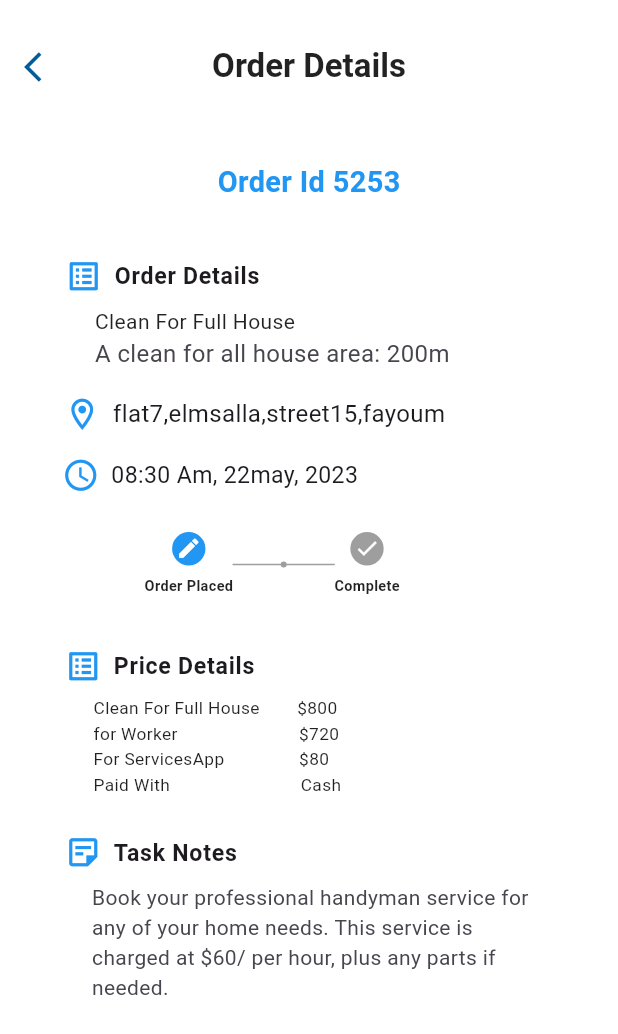
After one commit to abdelrahman-mahmoud-salah/HomeHand, a Flutter app: the OrderDetails screen opened directly, on a phone screen of 412 x 824 dp. The commit adds this screen. Shown: the top 1034 px of the screen. Run offline on Flutter 3.47's test engine with Material 3 defaults, Android fonts, the phone set to English and light mode, and no system bars; our stand-ins replace animate_do, curved_navigation_bar, dio, dots_indicator, flutter_screenutil, freezed_annotation and 4 more; missing offline and left inert: dart:ffi.

Commit message:
orderdetailUI

```diff
--- a/lib/core/routes/Routes_App.dart
+++ b/lib/core/routes/Routes_App.dart
@@ -10,4 +10,5 @@ class RoutesApp {
   static const String workerProfileUserScreen = '/WorkerProfileUserScreen';
   static const String serviceDetails = '/ServiceDetails';
   static const String reviewScreen = '/ReviewScreen';
+  static const String orderDetails = '/OrderDetails';
 }
--- a/lib/core/routes/app_routes.dart
+++ b/lib/core/routes/app_routes.dart
@@ -6,6 +6,7 @@ import 'package:homehand/featuers/Auth/featuers/login/UI/login_view.dart';
 import 'package:homehand/featuers/Auth/featuers/register/UI/register_view.dart';
 import 'package:homehand/featuers/compineed/on_boarging/on_boarding.dart';
 import 'package:homehand/featuers/customer/featuers/home/UI/homepage_screen.dart';
+import 'package:homehand/featuers/customer/featuers/order_details/UI/order_details.dart';
 import 'package:homehand/featuers/customer/featuers/review_screen/UI/review_screen.dart';
 import 'package:homehand/featuers/customer/featuers/service_details/UI/service_details.dart';
 import 'package:homehand/featuers/customer/featuers/workerwhodoservice/UI/category_worker_screen.dart';
@@ -33,6 +34,8 @@ class AppRoutes {
         return BaseRoute(page: const ServiceDetails());
       case RoutesApp.reviewScreen:
         return BaseRoute(page: const ReviewScreen());
+      case RoutesApp.orderDetails:
+        return BaseRoute(page: const OrderDetails());
 
       default:
         return BaseRoute(page: const PageUnderBuildScreen());
--- /dev/null
+++ b/lib/featuers/customer/featuers/order_details/UI/order_details.dart
@@ -0,0 +1,42 @@
+import 'package:flutter/material.dart';
+import 'package:flutter_screenutil/flutter_screenutil.dart';
+import 'package:homehand/core/helper/extinstion.dart';
+import 'package:homehand/core/theming/colors.dart';
+
+
+import 'view/orderDetails_body.dart';
+
+class OrderDetails extends StatefulWidget {
+  const OrderDetails({Key? key}) : super(key: key);
+
+  @override
+  State<OrderDetails> createState() => _OrderDetailsState();
+}
+
+class _OrderDetailsState extends State<OrderDetails> {
+  @override
+  Widget build(BuildContext context) {
+    return Scaffold(
+      backgroundColor: Colors.white,
+      appBar: AppBar(
+        toolbarHeight: 100.h,
+        leading: IconButton(
+          icon: const Icon(
+            Icons.arrow_back_ios,
+            color: ColorsManager.darkBlue,
+          ),
+          onPressed: () {
+            context.pop();
+          },
+        ),
+        title: const Text(
+          'Order Details',
+          style: TextStyle(color: Colors.black87, fontWeight: FontWeight.bold),
+        ),
+        backgroundColor: Colors.white,
+        centerTitle: true,
+      ),
+      body: const OrderDetailsBody(),
+    );
+  }
+}
--- /dev/null
+++ b/lib/featuers/customer/featuers/order_details/UI/view/orderDetails_body.dart
@@ -0,0 +1,188 @@
+import 'package:flutter/material.dart';
+import 'package:flutter_screenutil/flutter_screenutil.dart';
+import 'package:homehand/core/helper/spacing.dart';
+import 'package:homehand/featuers/customer/featuers/order_details/UI/widgets/custom_stepper.dart';
+import 'package:homehand/featuers/customer/featuers/order_details/UI/widgets/worker_buttons.dart';
+
+
+class OrderDetailsBody extends StatefulWidget {
+  const OrderDetailsBody({super.key});
+
+  @override
+  State<OrderDetailsBody> createState() => _OrderDetailsBodyState();
+}
+
+class _OrderDetailsBodyState extends State<OrderDetailsBody> {
+  bool isWorker = false;
+
+
+  @override
+  Widget build(BuildContext context) {
+    return Padding(
+      padding: const EdgeInsets.symmetric(horizontal: 20.0).w,
+      child: ListView(
+        children: <Widget>[
+           Padding(
+            padding: const EdgeInsets.all(20.0).w,
+            child: Center(
+              child: Text(
+                'Order Id 5253',
+                style: TextStyle(
+                    color: Colors.blue,
+                    fontWeight: FontWeight.bold,
+                    fontSize: 20.sp),
+              ),
+            ),
+          ),
+          ListTile(
+            title: Row(
+              children: [
+                const Padding(
+                  padding: EdgeInsets.all(8.0),
+                  child: Icon(
+                    Icons.list_alt,
+                    color: Colors.blue,
+                    size: 25,
+                  ),
+                ),
+                Text(
+                  'Order Details',
+                  style: TextStyle(fontWeight: FontWeight.bold, fontSize: 16.sp),
+                ),
+              ],
+            ),
+            subtitle: const Padding(
+              padding: EdgeInsets.only(left: 28.0),
+              child: Column(
+                mainAxisAlignment: MainAxisAlignment.start,
+                crossAxisAlignment: CrossAxisAlignment.start,
+                children: [
+                  Text(
+                    'Clean For Full House',
+                    style: TextStyle(color: Colors.black87),
+                  ),
+                  Text(
+                    "A clean for all house area: 200m",
+                    style: TextStyle(fontWeight: FontWeight.w400, fontSize: 16),
+                  )
+                ],
+              ),
+            ),
+          ),
+          const Padding(
+            padding: EdgeInsets.only(left: 15.0),
+            child: Row(
+              children: [
+                Padding(
+                  padding: EdgeInsets.all(8.0),
+                  child: Icon(
+                    Icons.location_on_outlined,
+                    color: Colors.blue,
+                    size: 25,
+                  ),
+                ),
+                Text(
+                  'flat7,elmsalla,street15,fayoum',
+                  style: TextStyle(fontWeight: FontWeight.w400, fontSize: 16),
+                ),
+              ],
+            ),
+          ),
+           Padding(
+            padding: EdgeInsets.only(left: 15.0.w),
+            child: Row(
+              children: [
+                Padding(
+                  padding: EdgeInsets.all(8.0.w),
+                  child: const Icon(
+                    Icons.access_time,
+                    color: Colors.blue,
+                    size: 25,
+                  ),
+                ),
+                Text(
+                  '08:30 Am, 22may, 2023',
+                  style: TextStyle(fontWeight: FontWeight.w400, fontSize: 16.sp),
+                ),
+              ],
+            ),
+          ),
+          if (!isWorker)
+             Padding(
+              padding: EdgeInsets.symmetric(horizontal: 80.w, vertical: 20.h),
+              child: const CustomStepper(currentIndex: 0),
+            ),
+           ListTile(
+            title: Row(
+              children: [
+                Padding(
+                  padding: EdgeInsets.all(8.0.w),
+                  child: const Icon(
+                    Icons.list_alt,
+                    color: Colors.blue,
+                    size: 25,
+                  ),
+                ),
+                Text(
+                  'Price Details',
+                  style: TextStyle(fontWeight: FontWeight.bold, fontSize: 16.sp),
+                ),
+              ],
+            ),
+            subtitle: Padding(
+              padding: EdgeInsets.only(left: 28.0.w),
+              child: Column(
+                mainAxisAlignment: MainAxisAlignment.start,
+                crossAxisAlignment: CrossAxisAlignment.start,
+                children: [
+                  Text(
+                    "Clean For Full House        \$800",
+                    style: TextStyle(color: Colors.black87, fontSize: 12.sp),
+                  ),
+                  Text(
+                    "for Worker                          \$720",
+                    style: TextStyle(color: Colors.black87, fontSize: 12.sp),
+                  ),
+                  Text(
+                    "For ServicesApp                \$80",
+                    style: TextStyle(color: Colors.black87, fontSize: 12.sp),
+                  ),
+                  Text(
+                    "Paid With                            Cash",
+                    style: TextStyle(color: Colors.black87, fontSize: 12.sp),
+                  ),
+                ],
+              ),
+            ),
+          ),
+           ListTile(
+            title: Row(
+              children: [
+                Padding(
+                  padding: EdgeInsets.all(8.w),
+                  child: const Icon(
+                    Icons.sticky_note_2_outlined,
+                    color: Colors.blue,
+                    size: 25,
+                  ),
+                ),
+                Text(
+                  'Task Notes',
+                  style: TextStyle(fontWeight: FontWeight.bold, fontSize: 16.sp),
+                ),
+              ],
+            ),
+            subtitle: const Padding(
+              padding: EdgeInsets.only(left: 26.0),
+              child: Text(
+                  'Book your professional handyman service for any of your home needs. This service is charged at \$60/ per hour, plus any parts if needed.'),
+            ),
+          ),
+          verticalSpace(20),
+          if (isWorker)
+            const WorkerButtons(),
+        ],
+      ),
+    );
+  }
+}
--- /dev/null
+++ b/lib/featuers/customer/featuers/order_details/UI/widgets/custom_stepper.dart
@@ -0,0 +1,96 @@
+import 'package:flutter/material.dart';
+import 'package:flutter_screenutil/flutter_screenutil.dart';
+import 'package:homehand/core/helper/spacing.dart';
+
+
+
+class CustomStepper extends StatelessWidget {
+  final int currentIndex;
+
+  const CustomStepper({Key? key, required this.currentIndex}) : super(key: key);
+
+  @override
+  Widget build(BuildContext context) {
+    return Row(
+      children: [
+        _buildStep(0, 'Order Placed', Icons.edit),
+        _buildLine(),
+        _buildStep(1, 'Complete', Icons.check),
+      ],
+    );
+  }
+
+  Widget _buildStep(int index, String label, IconData icon) {
+    final isActive = currentIndex >= index;
+
+    return Column(
+      children: [
+        Container(
+          width: 25.w,
+          height: 25.h,
+          decoration: BoxDecoration(
+            color: isActive ? Colors.blue : Colors.grey,
+            shape: BoxShape.circle,
+          ),
+          child: Center(
+            child: Icon(
+              icon,
+              color: Colors.white,
+              size: 17,
+            ),
+          ),
+        ),
+        verticalSpace(8),
+        Text(
+          label,
+          style: TextStyle(
+              color: Colors.black87, fontSize: 10.sp, fontWeight: FontWeight.bold),
+        ),
+      ],
+    );
+  }
+
+  Widget _buildLine() {
+    return Container(
+      width: 70.w,
+      height: 20.h,
+      child: CustomPaint(
+        painter: _LinePainter(currentIndex),
+      ),
+    );
+  }
+}
+
+class _LinePainter extends CustomPainter {
+  final int currentIndex;
+
+  _LinePainter(this.currentIndex);
+
+  @override
+  void paint(Canvas canvas, Size size) {
+    final Paint paint = Paint()
+      ..color = Colors.grey
+      ..strokeWidth = 1
+      ..strokeCap = StrokeCap.round;
+
+    final double halfHeight = size.height / 2;
+    final double quarterWidth = size.width / 4;
+
+    final Offset start = Offset(0, halfHeight);
+    final Offset mid = Offset(quarterWidth * 2, halfHeight);
+    final Offset end = Offset(size.width, halfHeight);
+
+    canvas.drawLine(start, mid, paint);
+
+    final Paint dotPaint = Paint()
+      ..color = currentIndex == 0 ? Colors.grey : Colors.blue;
+
+    canvas.drawCircle(mid, 2, dotPaint);
+    canvas.drawLine(mid, end, paint);
+  }
+
+  @override
+  bool shouldRepaint(covariant CustomPainter oldDelegate) {
+    return false;
+  }
+}
--- /dev/null
+++ b/lib/featuers/customer/featuers/order_details/UI/widgets/worker_buttons.dart
@@ -0,0 +1,81 @@
+import 'package:flutter/material.dart';
+import 'package:flutter_screenutil/flutter_screenutil.dart';
+import 'package:homehand/core/helper/spacing.dart';
+
+
+
+class WorkerButtons extends StatefulWidget {
+  const WorkerButtons({super.key});
+
+  @override
+  State<WorkerButtons> createState() => _WorkerButtonsState();
+}
+
+class _WorkerButtonsState extends State<WorkerButtons> {
+  bool acceptClicked = false;
+  bool rejectClicked = false;
+
+  @override
+  Widget build(BuildContext context) {
+    return Padding(
+      padding: EdgeInsets.symmetric(horizontal: 20.w),
+      child: Row(
+        crossAxisAlignment: CrossAxisAlignment.center,
+        mainAxisAlignment: MainAxisAlignment.center,
+        children: [
+          TextButton(
+            onPressed: () {
+              setState(() {
+                acceptClicked = true;
+                rejectClicked = false;
+              });
+            },
+            style: ButtonStyle(
+              backgroundColor: MaterialStateProperty.all<Color>(Colors.blue),
+              foregroundColor: MaterialStateProperty.all<Color>(Colors.white),
+              fixedSize: MaterialStateProperty.all<Size>(const Size(165, 45)),
+              shape: MaterialStateProperty.all<RoundedRectangleBorder>(
+                RoundedRectangleBorder(
+                  borderRadius: BorderRadius.circular(5),
+                ),
+              ),
+            ),
+            child: Padding(
+              padding: EdgeInsets.symmetric(horizontal: 30.w),
+              child: Text(
+                'Accept',
+                style: TextStyle(fontSize: 16.sp, fontWeight: FontWeight.w500),
+              ),
+            ),
+          ),
+          horizentalSpace(10),
+          ElevatedButton(
+            onPressed: () {
+              setState(() {
+                rejectClicked = true;
+                acceptClicked = false;
+              });
+            },
+            style: ButtonStyle(
+              backgroundColor: MaterialStateProperty.all<Color>(Colors.red),
+              foregroundColor: MaterialStateProperty.all<Color>(Colors.white),
+              fixedSize: MaterialStateProperty.all<Size>(const Size(165, 45)),
+              shape: MaterialStateProperty.all<RoundedRectangleBorder>(
+                RoundedRectangleBorder(
+                  borderRadius: BorderRadius.circular(5),
+                ),
+              ),
+            ),
+            child: Padding(
+              padding: EdgeInsets.symmetric(horizontal: 30.w),
+              child: Text(
+                'Reject',
+                style: TextStyle(fontSize: 16.sp, fontWeight: FontWeight.w500),
+              ),
+            ),
+          ),
+        ],
+      ),
+    );
+  }
+}
--- a/lib/featuers/customer/featuers/service_details/UI/view/serviceDetails_body.dart
+++ b/lib/featuers/customer/featuers/service_details/UI/view/serviceDetails_body.dart
@@ -135,7 +135,7 @@ class _ServiceDetailsBodyState extends State<ServiceDetailsBody> {
             Center(
               child: ElevatedButton(
                 onPressed: () {
-                  context.pushNamed(RoutesApp.reviewScreen);
+                  context.pushNamed(RoutesApp.orderDetails);
                 },
                 style: ElevatedButton.styleFrom(
                   fixedSize: Size(340.w, 75.h),
```
